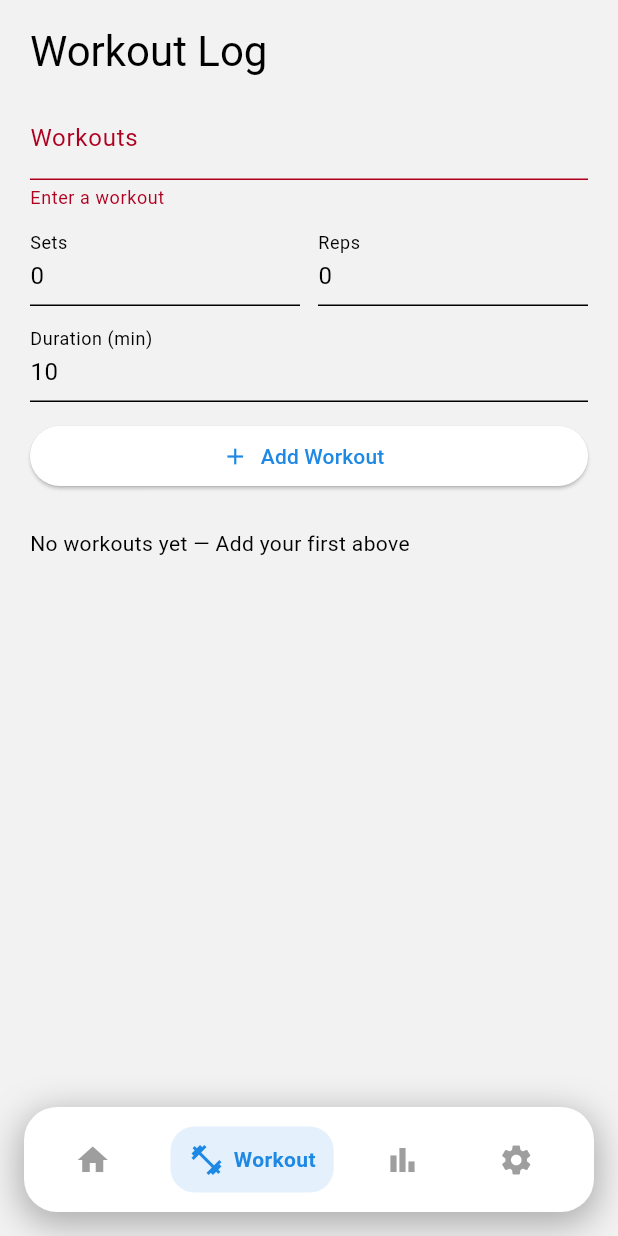
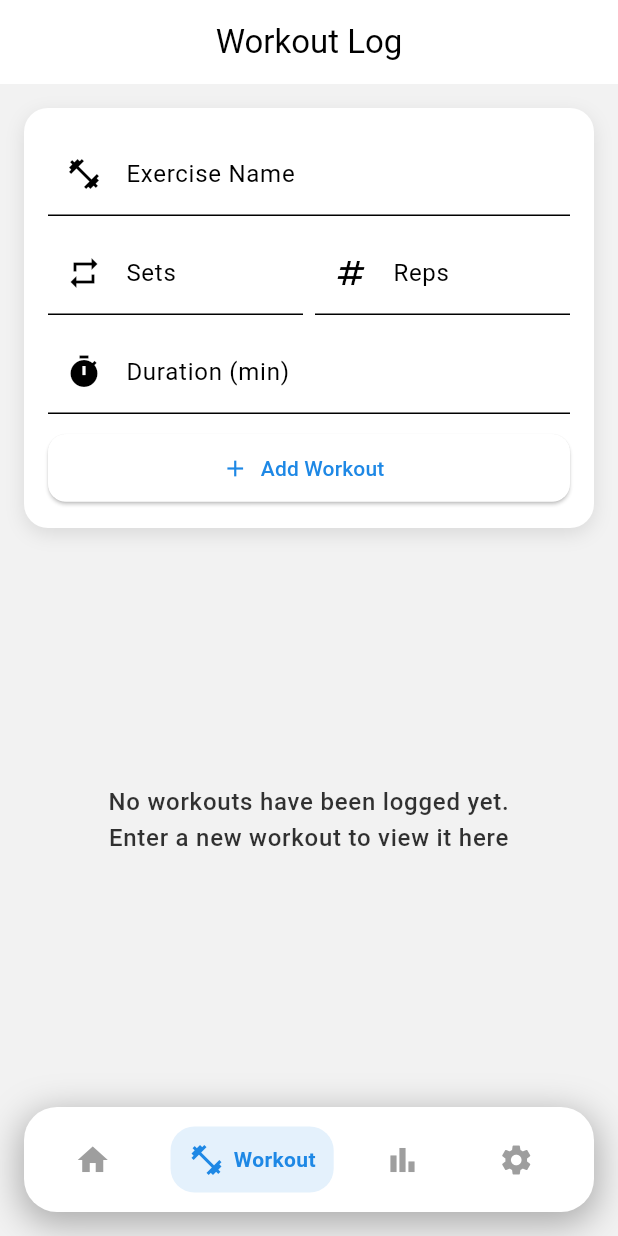
Before and after one commit to kvo110/fitness_tracker, a Flutter app: the screen it shows after launch, item 2 of the bottom bar chosen, after a tap on "Add Workout", on a phone screen of 412 x 824 dp. Run offline on Flutter 3.47's test engine with Material 3 defaults, Android fonts, the phone set to English and light mode, and no system bars.

Commit message:
Made visual adjustments to the workout screen

```diff
--- a/fitness_tracker/lib/screens/workout_screen.dart
+++ b/fitness_tracker/lib/screens/workout_screen.dart
@@ -1,23 +1,6 @@
     import 'package:flutter/material.dart';
 
-// Workout entry as temporary data
-class WorkoutItem {
-    final String type;
-    final int sets;
-    final int reps;
-    final int durationMin;
-    final DateTime date;
-
-    WorkoutItem({
-        required this.type,
-        required this.sets,
-        required this.reps,
-        required this.durationMin,
-        required this.date,
-    });
-}
-
-// Screen to log your workouts sets, reps, and duration (in minutes)
+    // Workout screen allows users to temporarily log workouts (no DB yet)
     class WorkoutScreen extends StatefulWidget {
         const WorkoutScreen({super.key});
 
@@ -26,134 +9,204 @@ class WorkoutScreen extends StatefulWidget {
     }
 
     class _WorkoutScreenState extends State<WorkoutScreen> {
-    final _formKey = GlobalKey<FormState>();
-    final _typeCtrl = TextEditingController();
-    final _setsCtrl = TextEditingController(text: '0');
-    final _repsCtrl = TextEditingController(text: '0');
-    final _durCtrl = TextEditingController(text: '10');
-    final List<WorkoutItem> _workouts = [];
+        // Temporary in-memory list of workouts
+        final List<Map<String, dynamic>> _workouts = [];
 
-    // Add new workouts
+        // Form controllers
+        final TextEditingController _exerciseController = TextEditingController();
+        final TextEditingController _setsController = TextEditingController();
+        final TextEditingController _repsController = TextEditingController();
+        final TextEditingController _durationController = TextEditingController();
+
+        // Add workout to list
         void _addWorkout() {
-        if (!_formKey.currentState!.validate())
-        return;
+            if (_exerciseController.text.isEmpty ||
+                _setsController.text.isEmpty ||
+                _repsController.text.isEmpty) return;
+
             setState(() {
-            _workouts.insert(
-                0,
-                WorkoutItem(
-                    type: _typeCtrl.text.trim(),
-                    sets: int.tryParse(_setsCtrl.text) ?? 0,
-                    reps: int.tryParse(_repsCtrl.text) ?? 0,
-                    durationMin: int.parse(_durCtrl.text),
-                    date: DateTime.now(),
-                ),
-            );
-            _typeCtrl.clear();
-            _setsCtrl.text = '0';
-            _repsCtrl.text = '0';
-            _durCtrl.text = '10';
+            _workouts.add({
+                'exercise': _exerciseController.text,
+                'sets': _setsController.text,
+                'reps': _repsController.text,
+                'duration': _durationController.text,
+            });
+        });
+
+        // Clear input fields
+        _exerciseController.clear();
+        _setsController.clear();
+        _repsController.clear();
+        _durationController.clear();
+    }
+
+    // Delete workout from list
+    void _deleteWorkout(int index) {
+        setState(() {
+        _workouts.removeAt(index);
         });
     }
 
-    // Delete workouts that user no longer wants to track
-    void _deleteWorkout(int index) => setState(() => _workouts.removeAt(index));
-
     @override
     Widget build(BuildContext context) {
+        final isLight = Theme.of(context).brightness == Brightness.light;
+        final bgColor = isLight ? Colors.white : Colors.grey[850];
+
         return SafeArea(
-            child: ListView(
-                padding: const EdgeInsets.fromLTRB(20, 16, 20, 100),
+            child: Scaffold(
+                backgroundColor: Theme.of(context).scaffoldBackgroundColor,
+                appBar: AppBar(
+                    title: const Text('Workout Log'),
+                    centerTitle: true,
+                    elevation: 0,
+                ),
+                body: Padding(
+                    padding: const EdgeInsets.all(16.0),
+                    child: Column(
                         children: [
-                    Text('Workout Log', style: Theme.of(context).textTheme.headlineMedium),
+                        // Input form
+                        Container(
+                            padding: const EdgeInsets.all(16),
+                            decoration: BoxDecoration(
+                                color: bgColor,
+                                borderRadius: BorderRadius.circular(16),
+                                boxShadow: [
+                                    BoxShadow(
+                                        color: isLight
+                                            ? Colors.black.withOpacity(0.1)
+                                            : Colors.white.withOpacity(0.1),
+                                        blurRadius: 10,
+                                        offset: const Offset(0, 4),
+                                    ),
+                                ],
+                            ),
+                            child: Column(
+                                crossAxisAlignment: CrossAxisAlignment.start,
+                                children: [
+                                    TextField(
+                                        controller: _exerciseController,
+                                        decoration: const InputDecoration(
+                                            labelText: 'Exercise Name',
+                                            prefixIcon: Icon(Icons.fitness_center),
+                                        ),
+                                    ),
+                                    const SizedBox(height: 10),
+                                    Row(
+                                        children: [
+                                            Expanded(
+                                                child: TextField(
+                                                    controller: _setsController,
+                                                    keyboardType: TextInputType.number,
+                                                    decoration: const InputDecoration(
+                                                        labelText: 'Sets',
+                                                        prefixIcon: Icon(Icons.repeat),
+                                                    ),
+                                                ),
+                                            ),
+                                            const SizedBox(width: 8),
+                                            Expanded(
+                                                child: TextField(
+                                                    controller: _repsController,
+                                                    keyboardType: TextInputType.number,
+                                                    decoration: const InputDecoration(
+                                                        labelText: 'Reps',
+                                                        prefixIcon: Icon(Icons.numbers),
+                                                    ),
+                                                ),
+                                            ),
+                                        ],
+                                    ),
+                                    const SizedBox(height: 10),
+                                    TextField(
+                                        controller: _durationController,
+                                        keyboardType: TextInputType.number,
+                                        decoration: const InputDecoration(
+                                            labelText: 'Duration (min)',
+                                            prefixIcon: Icon(Icons.timer),
+                                        ),
+                                    ),
                                     const SizedBox(height: 12),
-                    _buildForm(),
+                                    ElevatedButton.icon(
+                                        onPressed: _addWorkout,
+                                        icon: const Icon(Icons.add),
+                                        label: const Text('Add Workout'),
+                                        style: ElevatedButton.styleFrom(
+                                            minimumSize: const Size(double.infinity, 45),
+                                            shape: RoundedRectangleBorder(
+                                                borderRadius: BorderRadius.circular(12),
+                                            ),
+                                        ),
+                                    ),
+                                ],
+                            ),
+                        ),
 
-                    const SizedBox(height: 16),
+                        const SizedBox(height: 20),
 
-                    if (_workouts.isEmpty)
-                    const Padding(
-                        padding: EdgeInsets.only(top: 8),
-                        child: Text('No workouts yet — Add your first above'),
+                        // Workout list
+                        Expanded(
+                            child: _workouts.isEmpty
+                                ? Center(
+                                    child: Padding(
+                                        padding: const EdgeInsets.symmetric(horizontal: 24.0),
+                                        child: Text(
+                                            'No workouts have been logged yet. \nEnter a new workout to view it here',
+                                            textAlign: TextAlign.center,
+                                            style: Theme.of(context).textTheme.bodyLarge?.copyWith(
+                                                fontSize: 16,
+                                                fontWeight: FontWeight.w500,
+                                                color: Theme.of(context).colorScheme.onSurface.withOpacity(0.8),
                                             ),
-                    // Display logged workouts
-                    ...List.generate(_workouts.length, (i) {
-                        final w = _workouts[i];
+                                        ),
+                                    ),
+                                )
+
+                                : ListView.builder(
+                                    itemCount: _workouts.length,
+                                    itemBuilder: (context, index) {
+                                        final w = _workouts[index];
                                         return Dismissible(
-                            key: ValueKey('${w.type}-${w.date}-$i'),
+                                            key: Key(w['exercise'] + index.toString()),
                                             direction: DismissDirection.endToStart,
                                             background: Container(
+                                                color: Colors.redAccent,
                                                 alignment: Alignment.centerRight,
-                                padding: const EdgeInsets.only(right: 20),
-                                color: Colors.red,
+                                                padding: const EdgeInsets.symmetric(horizontal: 20),
                                                 child: const Icon(Icons.delete, color: Colors.white),
                                             ),
-                            onDismissed: (_) => _deleteWorkout(i),
+                                            onDismissed: (_) => _deleteWorkout(index),
+                                            child: Card(
+                                                margin: const EdgeInsets.symmetric(vertical: 8),
+                                                shape: RoundedRectangleBorder(
+                                                    borderRadius: BorderRadius.circular(16),
+                                                ),
+                                                elevation: 3,
                                                 child: ListTile(
-                                leading: CircleAvatar(child: Text(w.type[0].toUpperCase())),
-                                title: Text('${w.type} — ${w.durationMin} min'),
-                                subtitle: Text('Sets: ${w.sets}, Reps: ${w.reps}'),
+                                                    title: Text(w['exercise']),
+                                                    subtitle: Text('${w['sets']} sets × ${w['reps']} reps\nDuration: ${w['duration']} min'),
+                                                    trailing: IconButton(
+                                                        icon: const Icon(Icons.delete_outline),
+                                                        onPressed: () => _deleteWorkout(index),
+                                                    ),
+                                                ),
                                             ),
                                         );
-                    }),
+                                    },
+                                ),
+                            ),
                         ],
+                    ),
+                ),
             ),
         );
     }
 
-    // Workout input screen
-    Widget _buildForm() {
-        return Form(
-            key: _formKey,
-            child: Column(children: [
-                // User inputs their workout
-                TextFormField(
-                controller: _typeCtrl,
-                decoration: const InputDecoration(labelText: 'Workouts'),
-                validator: (v) => v!.isEmpty ? 'Enter a workout' : null,
-                ),
-                const SizedBox(height: 8),
-                Row(children: [
-                    // User enter number of sets
-                    Expanded(
-                        child: TextFormField(
-                        controller: _setsCtrl,
-                        decoration: const InputDecoration(labelText: 'Sets'),
-                        keyboardType: TextInputType.number,
-                        ),
-                    ),
-                    const SizedBox(width: 12),
-                    // User enter number of reps
-                    Expanded(
-                        child: TextFormField(
-                        controller: _repsCtrl,
-                        decoration: const InputDecoration(labelText: 'Reps'),
-                        keyboardType: TextInputType.number,
-                        ),
-                    ),
-                ]),
-                const SizedBox(height: 8),
-                // User enter the duration of their workout
-                TextFormField(
-                    controller: _durCtrl,
-                    decoration: const InputDecoration(labelText: 'Duration (min)'),
-                    keyboardType: TextInputType.number,
-                    validator: (v) {
-                        final n = int.tryParse(v ?? '');
-                        if (n == null || n <= 0) return 'Invalid Input: Please input duration (in Minutes)';
-                        return null;
-                    },
-                ),
-                const SizedBox(height: 12),
-                // User presses the '+' icon to navigate to the Add Workout screen
-                SizedBox(
-                    width: double.infinity,
-                    child: ElevatedButton.icon(
-                        onPressed: _addWorkout,
-                        icon: const Icon(Icons.add),
-                        label: const Text('Add Workout'),
-                    ),
-                ),
-            ]),
-        );
+    @override
+    void dispose() {
+        _exerciseController.dispose();
+        _setsController.dispose();
+        _repsController.dispose();
+        _durationController.dispose();
+        super.dispose();
     }
 }
```
Lines whose indentation alone changed are shown as unchanged.
